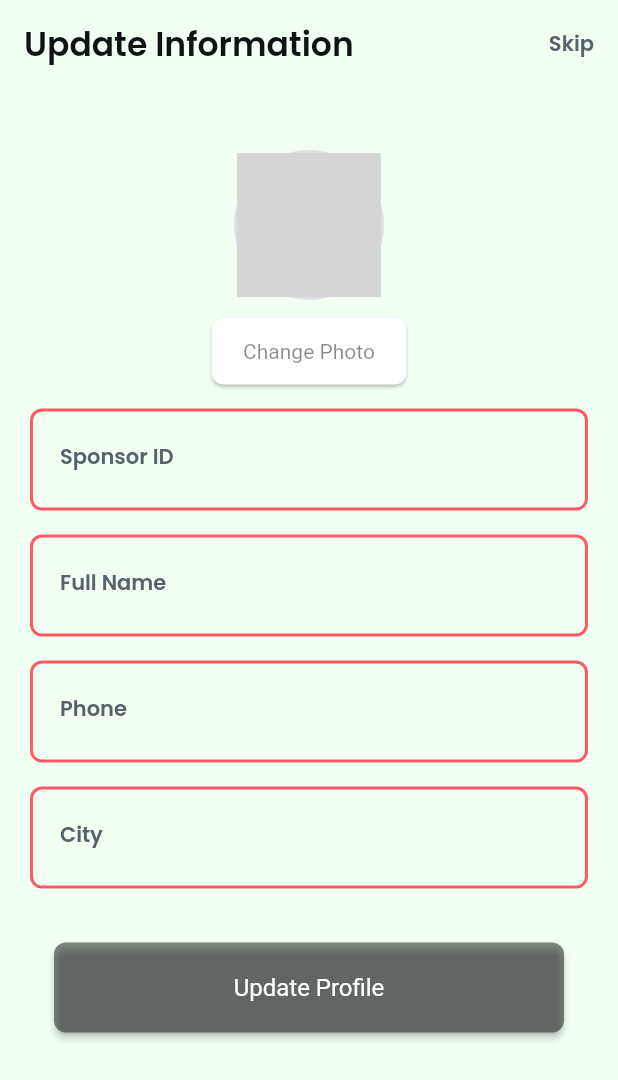
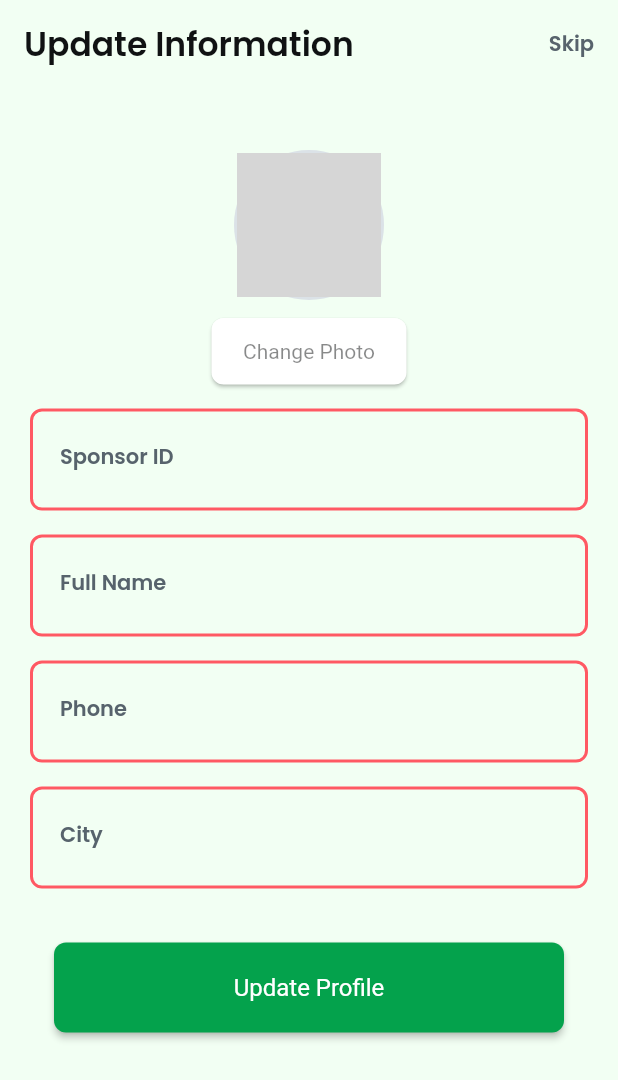
Before and after one commit to netlifiapp-development/newpricemart122022, a Flutter app: the UpdateprofileWidget screen opened by its route, on a phone screen of 412 x 824 dp. Shown: the top 1080 px of the screen. Run offline on Flutter 3.47's test engine with Material 2 defaults, Android fonts, the phone set to English and light mode, and no system bars; drawn by our look-alikes of auto_size_text, cached_network_image; our stand-ins replace cloud_firestore, easy_debounce, file_picker, firebase_auth, firebase_core, firebase_storage and 16 more; missing offline and left inert: json_path, mime_type; accounts and stored records are empty; network calls fail; Roboto replaces fonts that are missing (Lexend Deca); statements that could not run were skipped; grey boxes are pictures that could not be loaded.

Commit message:
Updating to latest FlutterFlow output.

```diff
--- a/lib/flutter_flow/internationalization.dart
+++ b/lib/flutter_flow/internationalization.dart
@@ -193,7 +193,7 @@ final kTranslationsMap = <Map<String, Map<String, String>>>[
       'en': 'Points: 1',
       'tl': '',
     },
-    'm3xsmyue': {
+    'cl4jc7xx': {
       'en': 'Pasig City',
       'tl': '',
     },
--- a/lib/home/home_widget.dart
+++ b/lib/home/home_widget.dart
@@ -92,7 +92,7 @@ class _HomeWidgetState extends State<HomeWidget> {
                 children: [
                   Text(
                     FFLocalizations.of(context).getText(
-                      'm3xsmyue' /* Pasig City */,
+                      'cl4jc7xx' /* Pasig City */,
                     ),
                     style: FlutterFlowTheme.of(context).bodyMedium.override(
                           fontFamily:
--- a/lib/updateprofile/updateprofile_widget.dart
+++ b/lib/updateprofile/updateprofile_widget.dart
@@ -489,7 +489,7 @@ class _UpdateprofileWidgetState extends State<UpdateprofileWidget> {
                     padding: EdgeInsetsDirectional.fromSTEB(0.0, 0.0, 0.0, 0.0),
                     iconPadding:
                         EdgeInsetsDirectional.fromSTEB(0.0, 0.0, 0.0, 0.0),
-                    color: FlutterFlowTheme.of(context).primary,
+                    color: FlutterFlowTheme.of(context).success,
                     textStyle: FlutterFlowTheme.of(context).titleSmall.override(
                           fontFamily: 'Lexend Deca',
                           color: Colors.white,
```
Also changed, not shown: 1 other file.
